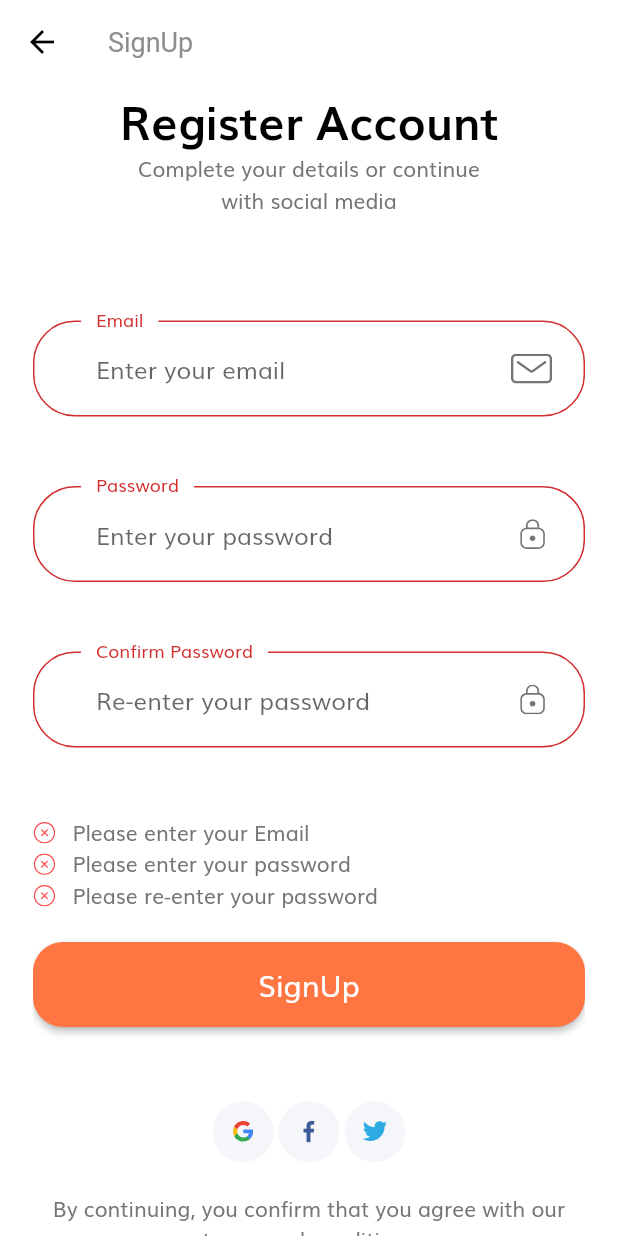
After one commit to Abdullah-Sheikh/tokoto_ecommerce_app, a Flutter app: the SignupScreen screen opened by its route, after a tap on "SignUp", on a phone screen of 412 x 824 dp. The commit adds this screen. Run offline on Flutter 3.47's test engine with Material 2 defaults, Android fonts, the phone set to English and light mode, and no system bars; our stand-ins replace flutter_svg.

Commit message:
SignUp Screen completed

```diff
--- a/lib/components/no_account_text.dart
+++ b/lib/components/no_account_text.dart
@@ -1,4 +1,5 @@
 import 'package:flutter/material.dart';
+import 'package:tokoto/screens/signup/signup_screen.dart';
 
 import '../constants.dart';
 import '../size_config.dart';
@@ -17,10 +18,14 @@ class NoAccountText extends StatelessWidget {
           "Don't have an account?",
           style: TextStyle(fontSize: getProportionateScreenWidth(16)),
         ),
-        Text(
-          "SignUp",
-          style: TextStyle(
-              fontSize: getProportionateScreenWidth(16), color: kPrimaryColor),
+        GestureDetector(
+          onTap: () => {Navigator.pushNamed(context, SignupScreen.routeName)},
+          child: Text(
+            "SignUp",
+            style: TextStyle(
+                fontSize: getProportionateScreenWidth(16),
+                color: kPrimaryColor),
+          ),
         )
       ],
     );
--- a/lib/constants.dart
+++ b/lib/constants.dart
@@ -1,4 +1,5 @@
 import 'package:flutter/material.dart';
+import 'package:tokoto/size_config.dart';
 
 const kPrimaryColor = Color(0xFFFF7643);
 const kPrimaryLightColor = Color(0xFFFFECDF);
@@ -10,6 +11,13 @@ const kPrimaryGradientColor = LinearGradient(
 const kSecondaryColor = Color(0xFF979797);
 const kTextColor = Color(0xFF757575);
 
+final headingStyle = TextStyle(
+  fontSize: getProportionateScreenWidth(28),
+  fontWeight: FontWeight.bold,
+  color: Colors.black,
+  height: 1.5,
+);
+
 final RegExp emailValidatorRegExp = RegExp(
     r"^[a-zA-Z0-9.a-zA-Z0-9.!#$%&'*+-/=?^_`{|}~]+@[a-zA-Z0-9]+\.[a-zA-Z]+");
 const kAnimationDuration = Duration(milliseconds: 200);
@@ -18,3 +26,5 @@ const kInvalidEmail = "Please enter valid email";
 const kPassNullError = "Please enter your password";
 const kShortPassError = 'Password is too short';
 const kMatchPassError = "Password don't match";
+
+const kConfirmPassNullError = "Please re-enter your password";
--- a/lib/routes.dart
+++ b/lib/routes.dart
@@ -2,6 +2,7 @@ import 'package:flutter/material.dart';
 import 'package:tokoto/screens/forget_password/forget_password_screen.dart';
 import 'package:tokoto/screens/login_success/login_success_screen.dart';
 import 'package:tokoto/screens/signin/signin_screen.dart';
+import 'package:tokoto/screens/signup/signup_screen.dart';
 
 import 'screens/splash/splash_screen.dart';
 
@@ -10,4 +11,5 @@ final Map<String, WidgetBuilder> routes = {
   SigninScreen.routeName: (context) => SigninScreen(),
   ForgetPasswordScreen.routeName: (context) => ForgetPasswordScreen(),
   LoginSuccess.routeName: (context) => LoginSuccess(),
+  SignupScreen.routeName: (context) => SignupScreen(),
 };
--- /dev/null
+++ b/lib/screens/signup/components/body.dart
@@ -0,0 +1,261 @@
+import 'package:flutter/material.dart';
+import 'package:tokoto/components/default_button.dart';
+import 'package:tokoto/components/form_error.dart';
+import 'package:tokoto/components/social_card.dart';
+import 'package:tokoto/components/svg_suffix_icon.dart';
+import 'package:tokoto/constants.dart';
+import 'package:tokoto/screens/login_success/login_success_screen.dart';
+
+import '../../../size_config.dart';
+
+class Body extends StatelessWidget {
+  @override
+  Widget build(BuildContext context) {
+    return SizedBox(
+      width: double.infinity,
+      child: Padding(
+        padding:
+            EdgeInsets.symmetric(horizontal: getProportionateScreenWidth(20)),
+        child: SingleChildScrollView(
+          child: Column(
+            children: [
+              Text(
+                "Register Account",
+                style: headingStyle,
+              ),
+              Text(
+                "Complete your details or continue \nwith social media",
+                textAlign: TextAlign.center,
+              ),
+              SizedBox(
+                height: SizeConfig.screenHeight * 0.06,
+              ),
+              SignupForm(),
+              SizedBox(
+                height: SizeConfig.screenHeight * 0.06,
+              ),
+              Row(
+                mainAxisAlignment: MainAxisAlignment.center,
+                children: [
+                  SocialCard(
+                    icon: "assets/icons/google-icon.svg",
+                    press: () {},
+                  ),
+                  SocialCard(
+                    icon: "assets/icons/facebook-2.svg",
+                    press: () {},
+                  ),
+                  SocialCard(
+                    icon: "assets/icons/twitter.svg",
+                    press: () {},
+                  ),
+                ],
+              ),
+              SizedBox(
+                height: getProportionateScreenHeight(20),
+              ),
+              Text(
+                "By continuing, you confirm that you agree with our terms and conditions",
+                textAlign: TextAlign.center,
+              ),
+            ],
+          ),
+        ),
+      ),
+    );
+  }
+}
+
+class SignupForm extends StatefulWidget {
+  @override
+  _SignupFormState createState() => _SignupFormState();
+}
+
+class _SignupFormState extends State<SignupForm> {
+  final _formKey = GlobalKey<FormState>();
+  String email;
+  String password;
+  String confirmPassword;
+  final List<String> errors = [];
+  @override
+  Widget build(BuildContext context) {
+    return Form(
+      key: _formKey,
+      child: Column(
+        children: [
+          SizedBox(
+            height: getProportionateScreenHeight(20),
+          ),
+          emailTextFormField(),
+          SizedBox(
+            height: getProportionateScreenHeight(20),
+          ),
+          passwordTextFormField(),
+          SizedBox(
+            height: getProportionateScreenHeight(20),
+          ),
+          confirmPasswordTextFormField(),
+          SizedBox(
+            height: getProportionateScreenHeight(20),
+          ),
+          FormError(errors: errors),
+          SizedBox(
+            height: getProportionateScreenHeight(20),
+          ),
+          defaultButton(
+              text: "SignUp",
+              press: () {
+                if (_formKey.currentState.validate()) {
+                  _formKey.currentState.save();
+                  Navigator.pushNamed(context, LoginSuccess.routeName);
+                }
+              })
+        ],
+      ),
+    );
+    ;
+  }
+
+  TextFormField emailTextFormField() {
+    return TextFormField(
+      onSaved: (newValue) => email = newValue,
+      keyboardType: TextInputType.emailAddress,
+      onChanged: (value) {
+        if (value.isNotEmpty && errors.contains(kEmailNullError)) {
+          setState(() {
+            errors.remove(kEmailNullError);
+          });
+        } else if (emailValidatorRegExp.hasMatch(value) &&
+            errors.contains(kInvalidEmail)) {
+          setState(() {
+            errors.remove(kInvalidEmail);
+          });
+        }
+        return null;
+      },
+      validator: (value) {
+        if (value.isEmpty && !errors.contains(kEmailNullError)) {
+          setState(() {
+            errors.add(kEmailNullError);
+          });
+          return "";
+        } else if (!emailValidatorRegExp.hasMatch(value) &&
+            !errors.contains(kInvalidEmail)) {
+          setState(() {
+            errors.add(kInvalidEmail);
+          });
+          return "";
+        }
+        return null;
+      },
+      decoration: InputDecoration(
+        hintText: "Enter your email",
+        labelText: "Email",
+        floatingLabelBehavior: FloatingLabelBehavior.always,
+        suffixIcon: CustomSuffixIcon(
+          svgIcon: 'assets/icons/Mail.svg',
+        ),
+        contentPadding: EdgeInsets.symmetric(
+          horizontal: 42,
+          vertical: 20,
+        ),
+      ),
+    );
+  }
+
+  TextFormField passwordTextFormField() {
+    return TextFormField(
+      obscureText: true,
+      onSaved: (newValue) => password = newValue,
+      onChanged: (value) {
+        if (value.isNotEmpty && errors.contains(kPassNullError)) {
+          setState(() {
+            errors.remove(kPassNullError);
+          });
+        } else if (value.length > 8 && errors.contains(kShortPassError)) {
+          setState(() {
+            errors.remove(kShortPassError);
+          });
+        }
+
+        return null;
+      },
+      validator: (value) {
+        if (value.isEmpty && !errors.contains(kPassNullError)) {
+          setState(() {
+            errors.add(kPassNullError);
+          });
+          return "";
+        } else if (value.length < 8 && !errors.contains(kShortPassError)) {
+          setState(() {
+            errors.add(kShortPassError);
+          });
+          return "";
+        }
+
+        return null;
+      },
+      decoration: InputDecoration(
+        hintText: "Enter your password",
+        labelText: "Password",
+        floatingLabelBehavior: FloatingLabelBehavior.always,
+        suffixIcon: CustomSuffixIcon(
+          svgIcon: 'assets/icons/Lock.svg',
+        ),
+        contentPadding: EdgeInsets.symmetric(
+          horizontal: 42,
+          vertical: 20,
+        ),
+      ),
+    );
+  }
+
+  TextFormField confirmPasswordTextFormField() {
+    return TextFormField(
+      obscureText: true,
+      onSaved: (newValue) => confirmPassword = newValue,
+      onChanged: (value) {
+        if (value.isNotEmpty && errors.contains(kConfirmPassNullError)) {
+          setState(() {
+            errors.remove(kConfirmPassNullError);
+          });
+        } else if (confirmPassword == password &&
+            errors.contains(kMatchPassError)) {
+          setState(() {
+            errors.remove(kMatchPassError);
+          });
+        }
+
+        return null;
+      },
+      validator: (value) {
+        if (value.isEmpty && !errors.contains(kConfirmPassNullError)) {
+          setState(() {
+            errors.add(kConfirmPassNullError);
+          });
+          return "";
+        } else if (password == confirmPassword &&
+            !errors.contains(kMatchPassError)) {
+          setState(() {
+            errors.add(kMatchPassError);
+          });
+          return "";
+        }
+
+        return null;
+      },
+      decoration: InputDecoration(
+        hintText: "Re-enter your password",
+        labelText: "Confirm Password",
+        floatingLabelBehavior: FloatingLabelBehavior.always,
+        suffixIcon: CustomSuffixIcon(
+          svgIcon: 'assets/icons/Lock.svg',
+        ),
+        contentPadding: EdgeInsets.symmetric(
+          horizontal: 42,
+          vertical: 20,
+        ),
+      ),
+    );
+  }
+}
--- /dev/null
+++ b/lib/screens/signup/signup_screen.dart
@@ -0,0 +1,18 @@
+import 'package:flutter/material.dart';
+import 'package:tokoto/screens/signup/components/body.dart';
+
+class SignupScreen extends StatelessWidget {
+  static String routeName = "/signup";
+  @override
+  Widget build(BuildContext context) {
+    return Scaffold(
+      appBar: AppBar(
+        title: Text(
+          'SignUp',
+          style: TextStyle(color: Color(0xFF8D8D8D), fontSize: 18),
+        ),
+      ),
+      body: Body(),
+    );
+  }
+}
```
